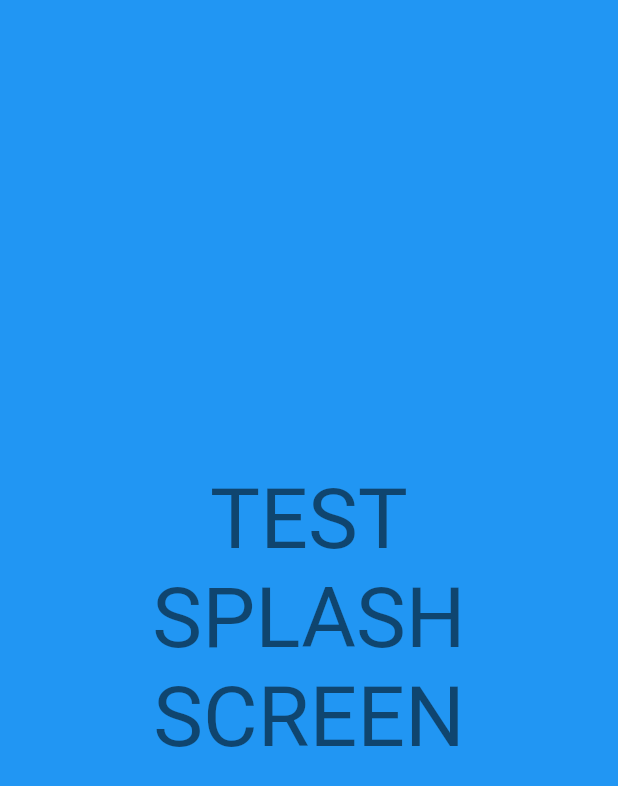
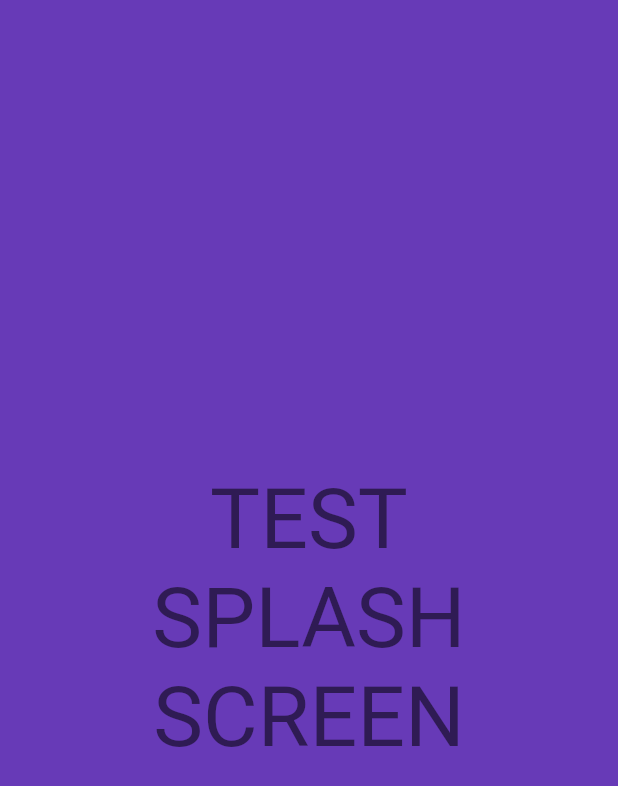
Before and after one commit to MisorWyvern/clean_arch_dart_poc, a Flutter app: the first screen one second after launch, on a phone screen of 412 x 824 dp. Shown: the top 786 px of the screen. Run offline on Flutter 3.47's test engine with Material 2 defaults, Android fonts, the phone set to English and light mode, and no system bars; our stand-ins replace dartz, equatable, flutter_modular, sqflite; accounts and stored records are empty.

Commit message:
add theme and assets (logo, bg) to project

```diff
--- a/lib/app_widget.dart
+++ b/lib/app_widget.dart
@@ -1,3 +1,4 @@
+import 'package:clean_arch_dart_poc/core/theme/theme.dart';
 import 'package:flutter/material.dart';
 import 'package:flutter_modular/flutter_modular.dart';
 
@@ -9,10 +10,7 @@ class AppWidget extends StatelessWidget {
       navigatorKey: Modular.navigatorKey,
       onGenerateRoute: Modular.generateRoute,
       title: 'Clean Arch POC',
-      theme: ThemeData(
-        primarySwatch: Colors.blue,
-        visualDensity: VisualDensity.adaptivePlatformDensity,
-      ),
+      theme: theme,
     );
   }
 }
--- /dev/null
+++ b/lib/core/theme/theme.dart
@@ -0,0 +1,37 @@
+import 'package:flutter/material.dart';
+
+var theme = ThemeData(
+  primarySwatch: Colors.deepPurple,
+  primaryColorDark: Color(0xFF512DA8),
+  primaryColorLight: Color(0xFFD1C4E9),
+  primaryColor: Color(0xFF673AB7),
+  accentColor: Color(0xFF00BCD4),
+  dividerColor: Color(0xFFBDBDBD),
+  textTheme: TextTheme(
+    bodyText1: TextStyle(
+      color: Color(0xFF212121),
+    ),
+    bodyText2: TextStyle(
+      color: Color(0xFF757575),
+    ),
+  ),
+  textButtonTheme: TextButtonThemeData(
+    style: ButtonStyle(
+      foregroundColor: MaterialStateProperty.resolveWith<Color>(
+          (states) => getColor(states)),
+    ),
+  ),
+  visualDensity: VisualDensity.adaptivePlatformDensity,
+);
+
+Color getColor(Set<MaterialState> states) {
+  const Set<MaterialState> interactiveStates = <MaterialState>{
+    MaterialState.pressed,
+    MaterialState.hovered,
+    MaterialState.focused,
+  };
+  if (states.any(interactiveStates.contains)) {
+    return theme.primaryColorLight;
+  }
+  return Colors.white;
+}
```
Also changed, not shown: assets/icon.png (added), assets/images/background/bg001.jpg (added), assets/images/background/bg002.jpg (added), assets/images/background/bg003.jpg (added), assets/images/color_palette.png (added), assets/images/logo.png (added), assets/images/logo2.png (added), assets/images/portrait_loki.png (added).
